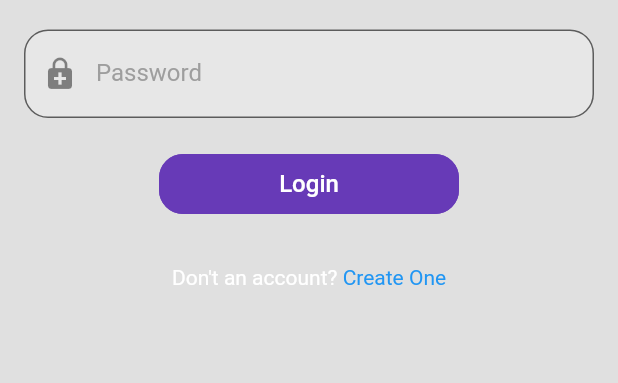
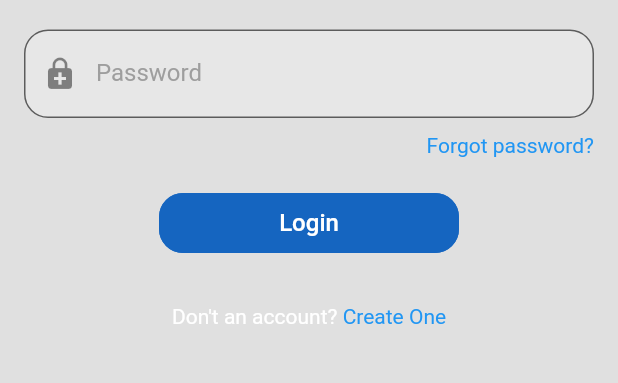
Before and after one commit to Kyoshiin/AaDDa, a Flutter app: the screen it shows after launch, on a phone screen of 412 x 824 dp, the part 539-922 px from its top. Run offline on Flutter 3.47's test engine with Material 2 defaults, Android fonts, the phone set to English and light mode, and no system bars; our stand-ins replace cached_network_image, cloud_firestore, firebase_auth, firebase_core, firebase_storage, flutter_easyloading and 2 more; accounts and stored records are empty.

```diff
--- a/lib/Constants.dart
+++ b/lib/Constants.dart
@@ -6,6 +6,7 @@ const TextStyle InputTextStyle = TextStyle(color: Colors.white, fontSize: 16);
 const TextStyle BodyTextStyle = TextStyle(color: Colors.white, fontSize: 16);
 
 const Color SecondaryColour = Color(0xFF212121);
+const Color AccentColour = Color(0xFF1565C0);
 
 const TextStyle HeadingTextStyle = TextStyle(color: Colors.white, fontSize: 24);
 
--- a/lib/Modal/UserModal.dart
+++ b/lib/Model/UserModel.dart
@@ -1,11 +1,11 @@
-class UserModal {
+class UserModel {
   String userID;
   String userName;
   String userEmail;
   String userPic;
   String userAbout;
 
-  UserModal(
+  UserModel(
       {this.userID,
       this.userName,
       this.userEmail,
--- a/lib/Screens/LoginScreen.dart
+++ b/lib/Screens/LoginScreen.dart
@@ -1,5 +1,6 @@
 import 'package:aadda/Components/InputField.dart';
-import 'package:aadda/Modal/UserModal.dart';
+import 'package:aadda/Constants.dart';
+import 'package:aadda/Model/UserModel.dart';
 import 'package:aadda/Screens/RegScreen.dart';
 import 'package:aadda/Services/DataBaseMethods.dart';
 import 'package:aadda/Services/SessionManagement.dart';
@@ -17,12 +18,13 @@ class LoginScreen extends StatelessWidget {
   var _formKey = GlobalKey<FormState>();
   TextEditingController _emailcontroller = TextEditingController();
   TextEditingController _passWordcontroller = TextEditingController();
-  UserModal currentUser;
+  UserModel currentUser;
 
   @override
   Widget build(BuildContext context) {
     return Scaffold(
-      body: SingleChildScrollView(
+      body: SafeArea(
+        child: SingleChildScrollView(
           child: Column(
             children: [
               // image
@@ -72,20 +74,34 @@ class LoginScreen extends StatelessWidget {
                         },
                       ),
 
+                      SizedBox(height: 10),
+
+                      //forgot password //todo
+                      Align(
+                        alignment: Alignment.centerRight,
+                        child: GestureDetector(
+                            child: Text(
+                              "Forgot password?",
+                              style:
+                                  TextStyle(color: Colors.blue, fontSize: 14),
+                            ),
+                            onTap: () {}),
+                      ),
+
                       SizedBox(height: 20),
 
                       FlatButton(
                         onPressed: () => checkSignIn(context),
                         height: 40,
                         minWidth: 200,
-                      color: Colors.deepPurple,
+                        color: AccentColour,
                         child: Text(
                           'Login',
                           style: TextStyle(color: Colors.white, fontSize: 16),
                         ),
                         shape: RoundedRectangleBorder(
                             borderRadius: BorderRadius.circular(16),
-                          side: BorderSide(width: 3, color: Colors.deepPurple)),
+                            side: BorderSide(width: 3, color: AccentColour)),
                       ),
                     ],
                   ),
@@ -115,6 +131,7 @@ class LoginScreen extends StatelessWidget {
             ],
           ),
         ),
+      ),
     );
   }
 
@@ -138,7 +155,7 @@ class LoginScreen extends StatelessWidget {
                     userID: userCredential
                         .user.uid) // getting logged in User details
                 .then((documentSnapshot) {
-              currentUser = UserModal(
+              currentUser = UserModel(
                   userID: userCredential.user.uid,
                   userEmail: documentSnapshot.data()['email'].toString(),
                   userName: documentSnapshot.data()['username'].toString(),
--- a/lib/Services/SessionManagement.dart
+++ b/lib/Services/SessionManagement.dart
@@ -1,4 +1,4 @@
-import 'package:aadda/Modal/UserModal.dart';
+import 'package:aadda/Model/UserModel.dart';
 import 'package:shared_preferences/shared_preferences.dart';
 
 class SessionManagement{
@@ -17,7 +17,7 @@ class SessionManagement{
         ''; // if userID not present return null
   }
 
-  static createLoginSession({UserModal user}) async {
+  static createLoginSession({UserModel user}) async {
     sharedPreferences = await SharedPreferences.getInstance();
 
     sharedPreferences.setBool(IS_LOGIN, true);
@@ -57,7 +57,7 @@ class SessionManagement{
   }
 
   ///update user details after profile upgrade
-  static updateUserDetails({UserModal user}) async {
+  static updateUserDetails({UserModel user}) async {
     sharedPreferences = await SharedPreferences.getInstance();
 
     sharedPreferences.setString(USER_NAME_KEY, user.userName);
--- a/lib/main.dart
+++ b/lib/main.dart
@@ -1,3 +1,4 @@
+import 'package:aadda/Constants.dart';
 import 'package:aadda/Screens/ConversationScreen.dart';
 import 'package:aadda/Screens/LoginScreen.dart';
 import 'package:aadda/Screens/RegScreen.dart';
@@ -10,6 +11,7 @@ void main() {
   WidgetsFlutterBinding.ensureInitialized(); // server attached to app
   runApp(AaDDa());
 
+  //todo: manage internet connectivity
   //loading dialog
   EasyLoading.instance
     ..displayDuration = Duration(seconds: 5)
@@ -38,7 +40,7 @@ class AaDDa extends StatelessWidget {
             title: 'AaDDa',
             builder: EasyLoading.init(),
             theme: ThemeData(
-              primaryColor: Colors.blue,
+              primaryColor: AccentColour,
               canvasColor: Colors.black12,
               cardColor: Colors.grey.shade900,
             ),
```
Also changed, not shown: lib/Components/ContactsTile.dart (+36 -12 lines), lib/Components/ProfileImageView.dart (+3 -4 lines), lib/Components/searchResultTile.dart (+4 -5 lines), lib/Screens/ConversationScreen.dart (+78 -5 lines), lib/Screens/ProfileScreen.dart (+4 -4 lines), lib/Screens/RegScreen.dart (+3 -4 lines), lib/Screens/SearchUsers.dart (renamed from lib/Screens/SearchContacts.dart, +9 -9 lines), lib/Screens/SplashScreen.dart (+5 -5 lines), lib/Screens/UserListScreen.dart (+10 -8 lines), lib/Services/DataBaseMethods.dart (+32 -4 lines), 6 other files. Lines whose indentation alone changed are shown as unchanged.
